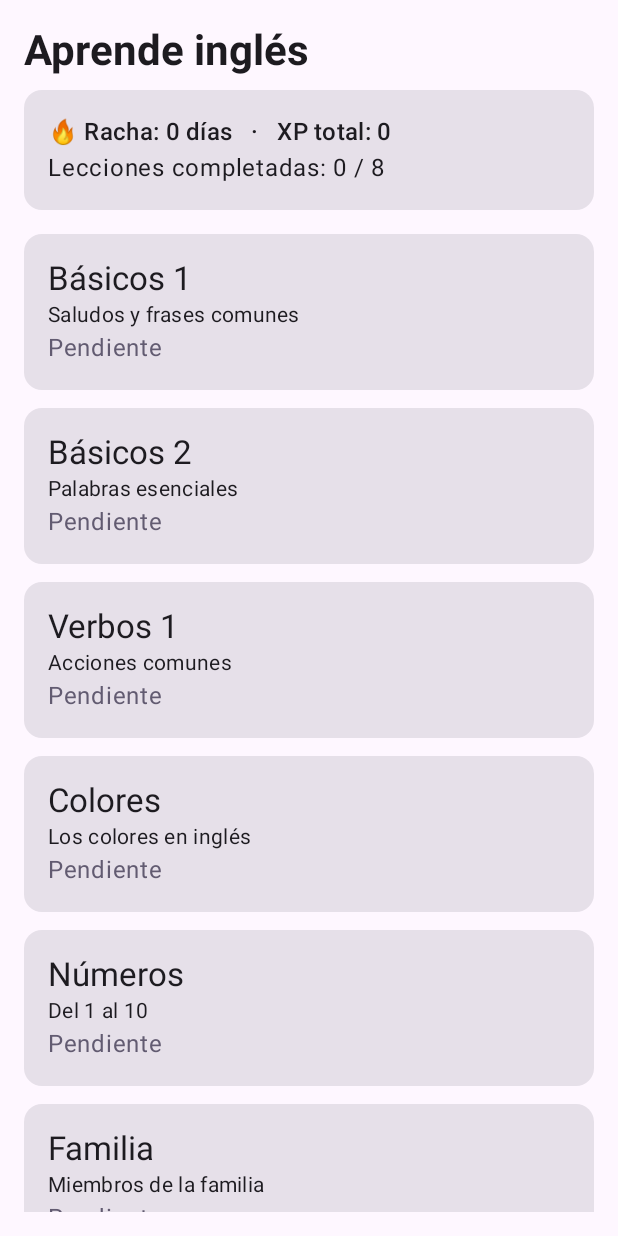
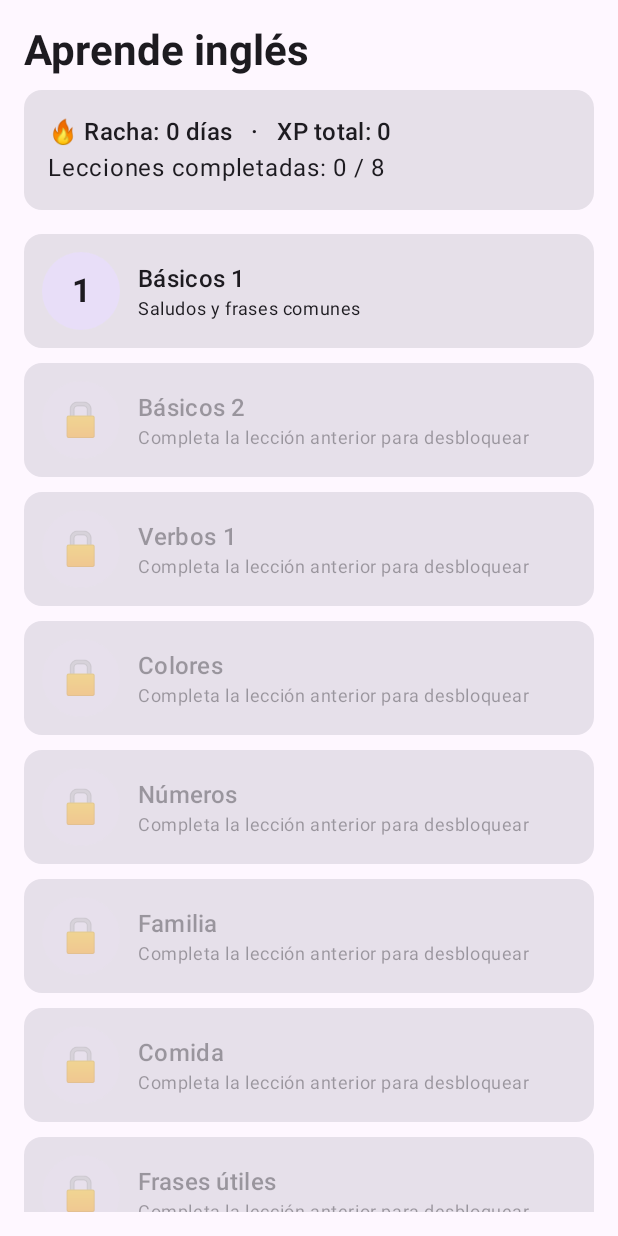
Before and after one commit to subrey/english-mvp, an Android app built with Jetpack Compose: the screen it shows after launch (MainActivity), on a phone screen of 412 x 824 dp. Run offline under Robolectric (Android 15) with nearby library versions, the phone set to English and light mode, and no system bars.

Commit message:
UI estilo Duolingo: ruta de niveles con candados y barra de progreso en la lección

```diff
--- a/app/src/main/java/com/example/englishmvp/ui/AppScreens.kt
+++ b/app/src/main/java/com/example/englishmvp/ui/AppScreens.kt
@@ -1,8 +1,10 @@
 package com.example.englishmvp.ui
 
+import androidx.compose.foundation.background
 import androidx.compose.foundation.layout.*
 import androidx.compose.foundation.lazy.LazyColumn
-import androidx.compose.foundation.lazy.items
+import androidx.compose.foundation.lazy.itemsIndexed
+import androidx.compose.foundation.shape.CircleShape
 import androidx.compose.material3.*
 import androidx.compose.runtime.*
 import androidx.compose.ui.Alignment
@@ -42,15 +44,47 @@ fun HomeScreen(xp: Int, completed: Map<String, Boolean>, streak: Int, onOpenLess
             }
         }
         Spacer(Modifier.height(16.dp))
-        LazyColumn(verticalArrangement = Arrangement.spacedBy(12.dp)) {
-            items(LessonRepository.lessons) { lesson ->
+        LazyColumn(verticalArrangement = Arrangement.spacedBy(10.dp)) {
+            itemsIndexed(LessonRepository.lessons) { i, lesson ->
                 val done = completed[lesson.id] == true
-                Card(onClick = { onOpenLesson(lesson.id) }, modifier = Modifier.fillMaxWidth()) {
-                    Column(Modifier.padding(16.dp)) {
-                        Text(lesson.title, style = MaterialTheme.typography.titleLarge)
-                        Text(lesson.description, style = MaterialTheme.typography.bodyMedium)
-                        Text(if (done) "✓ Completada" else "Pendiente",
-                            color = if (done) MaterialTheme.colorScheme.primary else MaterialTheme.colorScheme.secondary)
+                val unlocked = i == 0 || completed[LessonRepository.lessons[i - 1].id] == true
+                Card(
+                    onClick = { if (unlocked) onOpenLesson(lesson.id) },
+                    enabled = unlocked,
+                    modifier = Modifier.fillMaxWidth()
+                ) {
+                    Row(Modifier.padding(12.dp), verticalAlignment = Alignment.CenterVertically) {
+                        Box(
+                            modifier = Modifier
+                                .size(52.dp)
+                                .background(
+                                    when {
+                                        done -> MaterialTheme.colorScheme.primary
+                                        unlocked -> MaterialTheme.colorScheme.secondaryContainer
+                                        else -> MaterialTheme.colorScheme.surfaceVariant
+                                    },
+                                    CircleShape
+                                ),
+                            contentAlignment = Alignment.Center
+                        ) {
+                            Text(
+                                if (done) "✓" else if (unlocked) "${i + 1}" else "🔒",
+                                style = MaterialTheme.typography.titleLarge,
+                                fontWeight = FontWeight.Bold
+                            )
+                        }
+                        Spacer(Modifier.width(12.dp))
+                        Column(Modifier.weight(1f)) {
+                            Text(lesson.title, style = MaterialTheme.typography.titleMedium)
+                            Text(
+                                when {
+                                    done -> "✓ Completada"
+                                    unlocked -> lesson.description
+                                    else -> "Completa la lección anterior para desbloquear"
+                                },
+                                style = MaterialTheme.typography.bodySmall
+                            )
+                        }
                     }
                 }
             }
@@ -72,6 +106,11 @@ fun LessonScreen(lesson: Lesson, onFinish: (Int, Int) -> Unit, onBack: () -> Uni
     DisposableEffect(Unit) { onDispose { tts.shutdown() } }
 
     Column(modifier = Modifier.fillMaxSize().padding(16.dp)) {
+        LinearProgressIndicator(
+            progress = { (index + if (answered) 1 else 0).toFloat() / lesson.questions.size },
+            modifier = Modifier.fillMaxWidth()
+        )
+        Spacer(Modifier.height(8.dp))
         Text(lesson.title, style = MaterialTheme.typography.titleLarge, fontWeight = FontWeight.Bold)
         Text("Pregunta ${index + 1} de ${lesson.questions.size}")
         Spacer(Modifier.height(16.dp))
@@ -88,7 +127,7 @@ fun LessonScreen(lesson: Lesson, onFinish: (Int, Int) -> Unit, onBack: () -> Uni
                 modifier = Modifier.fillMaxWidth()
             )
             Spacer(Modifier.height(4.dp))
-            Text("Puedes ignorar mayúsculas y acentos de apertura", style = MaterialTheme.typography.bodySmall)
+            Text("Puedes ignorar mayúsculas y signos", style = MaterialTheme.typography.bodySmall)
         } else {
             q.options.forEachIndexed { i, opt ->
                 val isCorrect = i == q.correctIndex
@@ -138,6 +177,7 @@ fun LessonScreen(lesson: Lesson, onFinish: (Int, Int) -> Unit, onBack: () -> Uni
 @Composable
 fun ResultScreen(correct: Int, total: Int, gainedXp: Int, onDone: () -> Unit) {
     Column(modifier = Modifier.fillMaxSize().padding(24.dp), verticalArrangement = Arrangement.Center, horizontalAlignment = Alignment.CenterHorizontally) {
+        Text("🏆", style = MaterialTheme.typography.displayLarge)
         Text("¡Lección completada!", style = MaterialTheme.typography.headlineMedium, fontWeight = FontWeight.Bold)
         Spacer(Modifier.height(16.dp))
         Text("Aciertos: $correct / $total", style = MaterialTheme.typography.titleLarge)
```
